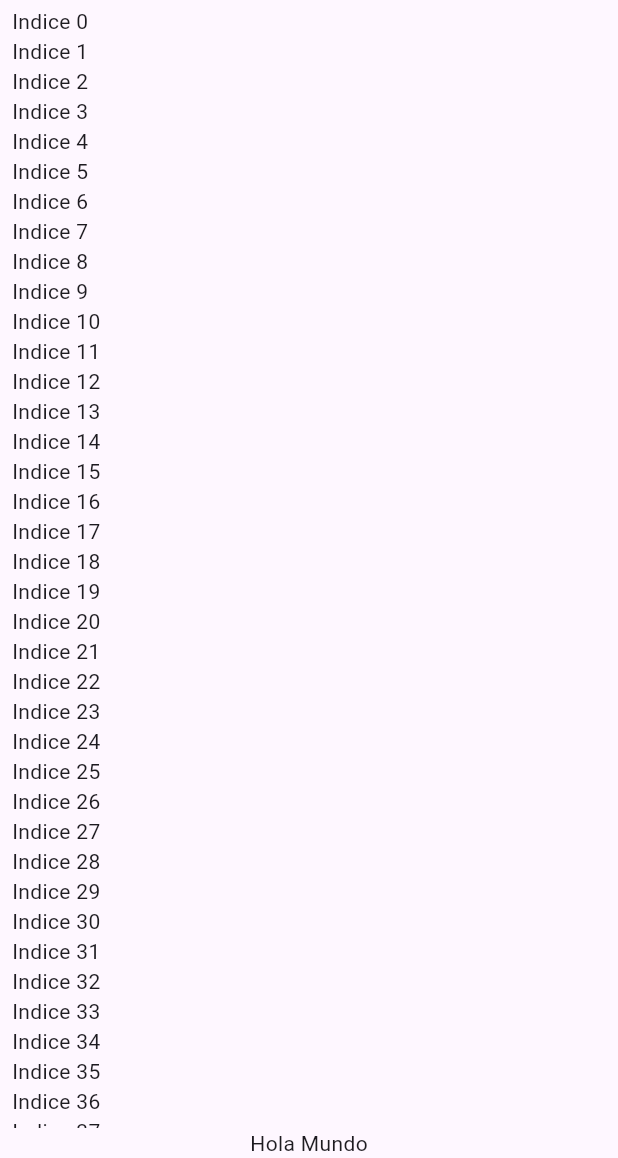
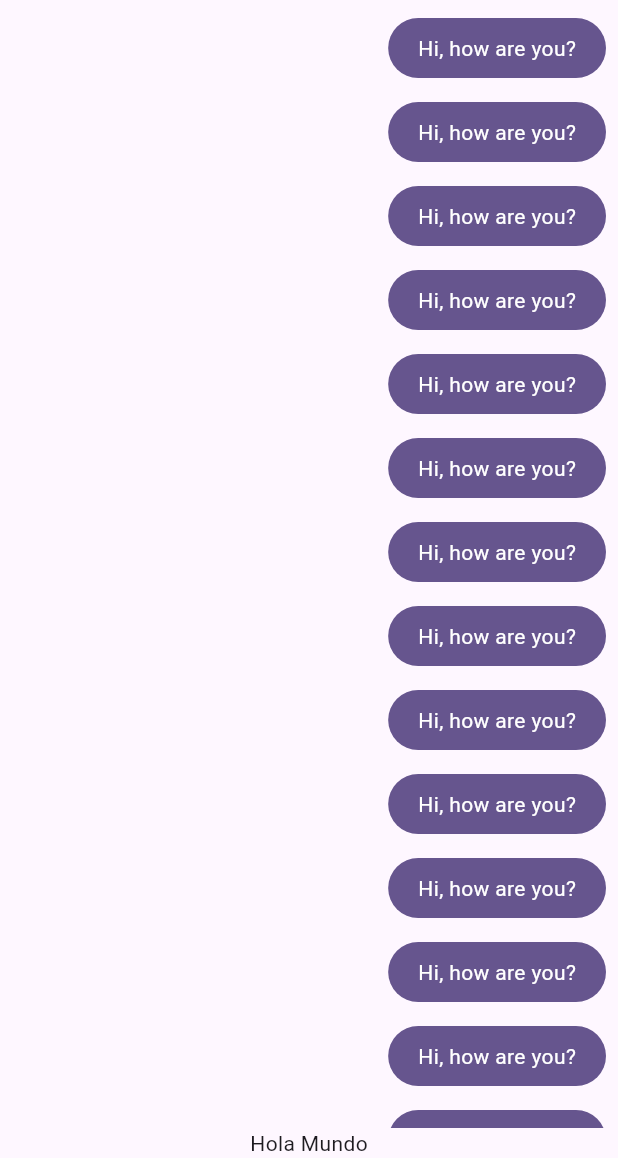
Before and after one commit to KevinMartinezC/Chat-App-Flutter, a Flutter app: the screen it shows after launch, on a phone screen of 412 x 824 dp, the part 78-1236 px from its top. Run offline on Flutter 3.47's test engine with Material 3 defaults, Android fonts, the phone set to English and light mode, and no system bars; network calls fail.

Commit message:
feat: add message bubble

```diff
--- a/lib/main.dart
+++ b/lib/main.dart
@@ -1,5 +1,5 @@
  import 'package:chat_app/config/theme/app_theme.dart';
-import 'package:chat_app/presentation/chat/chat_screen.dart';
+import 'package:chat_app/presentation/screen/chat/chat_screen.dart';
 import 'package:flutter/material.dart';
 
  void main() => runApp(const MyApp());
--- a/lib/presentation/chat/chat_screen.dart
+++ b/lib/presentation/screen/chat/chat_screen.dart
@@ -1,3 +1,4 @@
+import 'package:chat_app/presentation/widgets/chat/my_message_bubble.dart';
 import 'package:flutter/material.dart';
 
 class ChatScreen extends StatelessWidget {
@@ -34,7 +35,7 @@ class _ChatView extends StatelessWidget {
             Expanded(
               child: ListView.builder(
                 itemBuilder: (context, index) {
-                  return Text('Indice $index');
+                  return MyMessageBubble();
                 },
               ),
             ),
--- /dev/null
+++ b/lib/presentation/widgets/chat/my_message_bubble.dart
@@ -0,0 +1,28 @@
+import 'package:flutter/material.dart';
+
+class MyMessageBubble extends StatelessWidget {
+  const MyMessageBubble({super.key});
+
+  @override
+  Widget build(BuildContext context) {
+    final colors = Theme.of(context).colorScheme;
+
+    return Column(
+      crossAxisAlignment: CrossAxisAlignment.end,
+      children: [
+        Container(
+          margin: EdgeInsets.symmetric(vertical: 8),
+          padding: EdgeInsets.symmetric(horizontal: 20, vertical: 10),
+          decoration: BoxDecoration(
+            color:colors.primary,
+            borderRadius: BorderRadius.circular(20),
+          ),
+          child: Text(
+            "Hi, how are you?",
+            style: TextStyle(color: colors.onPrimary),
+          ),
+        ),
+      ],
+    );
+  }
+}
```
